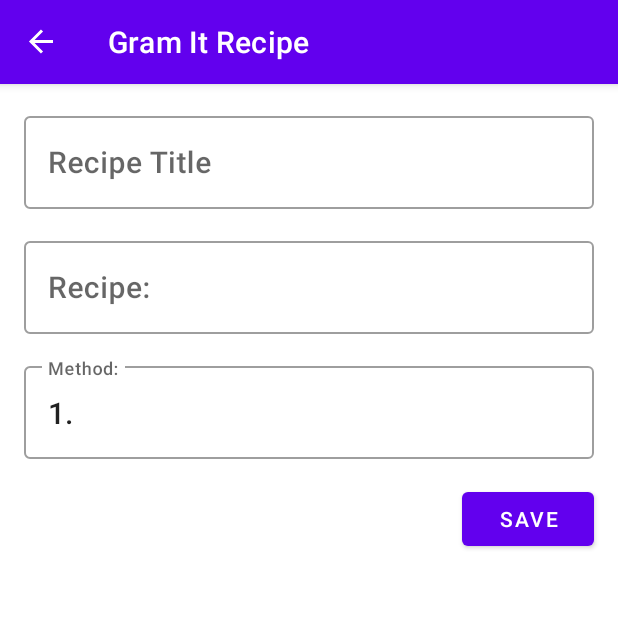
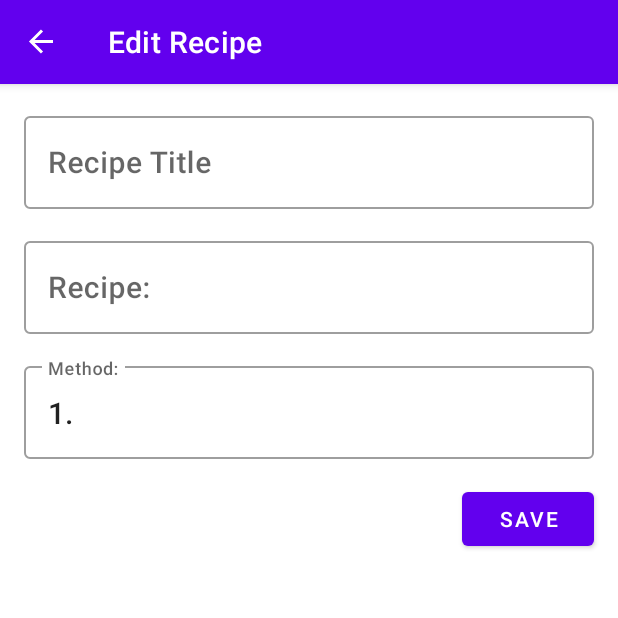
Before and after one commit to wrhenders/android-kitchen-converter, an Android app: the EditRecipeFragment screen opened through its navigation route, on a phone screen of 412 x 824 dp, the top half of it. Run offline under Robolectric (Android 15) with nearby library versions, the phone set to English and light mode, and no system bars; our stand-ins replace navigation-ui.

Commit message:
added room db structure and fragments to show recipe list

```diff
--- a/app/build.gradle
+++ b/app/build.gradle
@@ -26,6 +26,7 @@ android {
     }
     buildFeatures {
         dataBinding true
+        viewBinding true
     }
     compileOptions {
         sourceCompatibility JavaVersion.VERSION_1_8
--- a/app/src/main/java/com/kitchen/recipeconverter/ui/gramit/GramItResultsFragment.kt
+++ b/app/src/main/java/com/kitchen/recipeconverter/ui/recipelist/EditRecipeFragment.kt
@@ -1,4 +1,4 @@
-package com.kitchen.recipeconverter.ui.gramit
+package com.kitchen.recipeconverter.ui.recipelist
 
 import android.os.Bundle
 import androidx.fragment.app.Fragment
@@ -6,12 +6,12 @@ import android.view.LayoutInflater
 import android.view.View
 import android.view.ViewGroup
 import android.widget.EditText
-import android.widget.TextView
 import androidx.fragment.app.activityViewModels
 import com.kitchen.recipeconverter.R
+import com.kitchen.recipeconverter.ui.gramit.GramItViewModel
 
 
-class GramItResultsFragment : Fragment() {
+class EditRecipeFragment : Fragment() {
     private val viewModel: GramItViewModel by activityViewModels()
 
     override fun onCreateView(
@@ -19,7 +19,7 @@ class GramItResultsFragment : Fragment() {
         savedInstanceState: Bundle?
     ): View? {
         // Inflate the layout for this fragment
-        return inflater.inflate(R.layout.fragment_gram_it_results, container, false)
+        return inflater.inflate(R.layout.fragment_edit_recipe, container, false)
     }
 
     override fun onViewCreated(view: View, savedInstanceState: Bundle?) {
--- /dev/null
+++ b/app/src/main/res/drawable/ic_grid.xml
@@ -0,0 +1,5 @@
+<vector android:height="24dp" android:tint="#000000"
+    android:viewportHeight="24" android:viewportWidth="24"
+    android:width="24dp" xmlns:android="http://schemas.android.com/apk/res/android">
+    <path android:fillColor="@android:color/white" android:pathData="M4,8h4L8,4L4,4v4zM10,20h4v-4h-4v4zM4,20h4v-4L4,16v4zM4,14h4v-4L4,10v4zM10,14h4v-4h-4v4zM16,4v4h4L20,4h-4zM10,8h4L14,4h-4v4zM16,14h4v-4h-4v4zM16,20h4v-4h-4v4z"/>
+</vector>
--- a/app/src/main/res/layout/fragment_gram_it_results.xml
+++ b/app/src/main/res/layout/fragment_edit_recipe.xml
@@ -5,7 +5,7 @@
     xmlns:app="http://schemas.android.com/apk/res-auto"
     android:layout_width="match_parent"
     android:layout_height="match_parent"
-    tools:context=".ui.gramit.GramItResultsFragment">
+    tools:context=".ui.recipelist.EditRecipeFragment">
 
     <androidx.constraintlayout.widget.ConstraintLayout
         android:layout_width="match_parent"
--- a/app/src/main/res/menu/menu_main.xml
+++ b/app/src/main/res/menu/menu_main.xml
@@ -5,6 +5,10 @@
             android:id="@+id/homeFragment"
             android:title="@string/home"
             android:icon="@drawable/ic_home" />
+        <item
+            android:id="@+id/recipeListFragment"
+            android:title="@string/recipe_list"
+            android:icon="@drawable/ic_grid" />
         <item
             android:id="@+id/unitConverter"
             android:title="@string/unit_converter"
--- a/app/src/main/res/navigation/nav_graph.xml
+++ b/app/src/main/res/navigation/nav_graph.xml
@@ -26,7 +26,12 @@
     </fragment>
     <fragment
         android:id="@+id/gramItResultsFragment"
-        android:name="com.kitchen.recipeconverter.ui.gramit.GramItResultsFragment"
-        android:label="Gram It Recipe"
-        tools:layout="@layout/fragment_gram_it_results"/>
+        android:name="com.kitchen.recipeconverter.ui.recipelist.EditRecipeFragment"
+        android:label="Edit Recipe"
+        tools:layout="@layout/fragment_edit_recipe"/>
+    <fragment
+        android:id="@+id/recipeListFragment"
+        android:name="com.kitchen.recipeconverter.ui.recipelist.RecipeListFragment"
+        android:label="@string/recipe_list"
+        tools:layout="@layout/fragment_recipe_list" />
 </navigation>
--- a/app/src/main/res/values/strings.xml
+++ b/app/src/main/res/values/strings.xml
@@ -22,4 +22,5 @@
     <string name="home">Home</string>
     <string name="unit_converter">Unit Converter</string>
     <string name="gram_it">Gram It</string>
+    <string name="recipe_list">Recipe List</string>
 </resources>
```
Also changed, not shown: app/src/main/java/com/kitchen/recipeconverter/RecipeConverterApplication.kt (added, +8 -0 lines), app/src/main/java/com/kitchen/recipeconverter/data/recipe/Recipe.kt (+8 -2 lines), app/src/main/java/com/kitchen/recipeconverter/data/recipe/RecipeRoomDatabase.kt (added, +32 -0 lines), app/src/main/java/com/kitchen/recipeconverter/ui/recipelist/RecipeListFragment.kt (added, +21 -0 lines), app/src/main/res/layout/fragment_recipe_list.xml (added, +14 -0 lines), app/src/main/res/layout/recipe_item.xml (added, +44 -0 lines).
